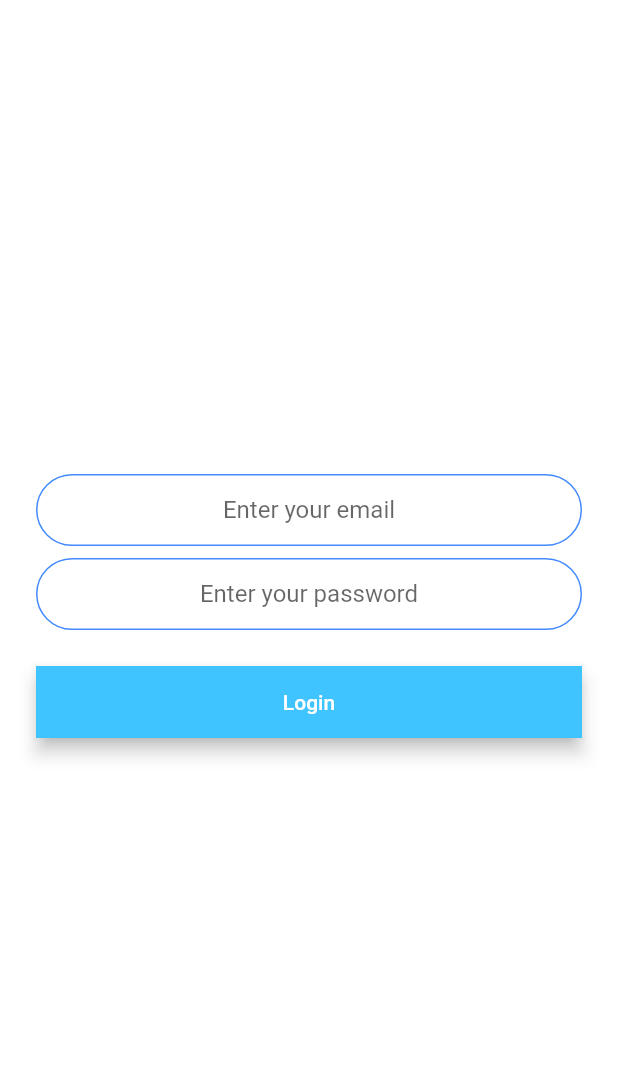
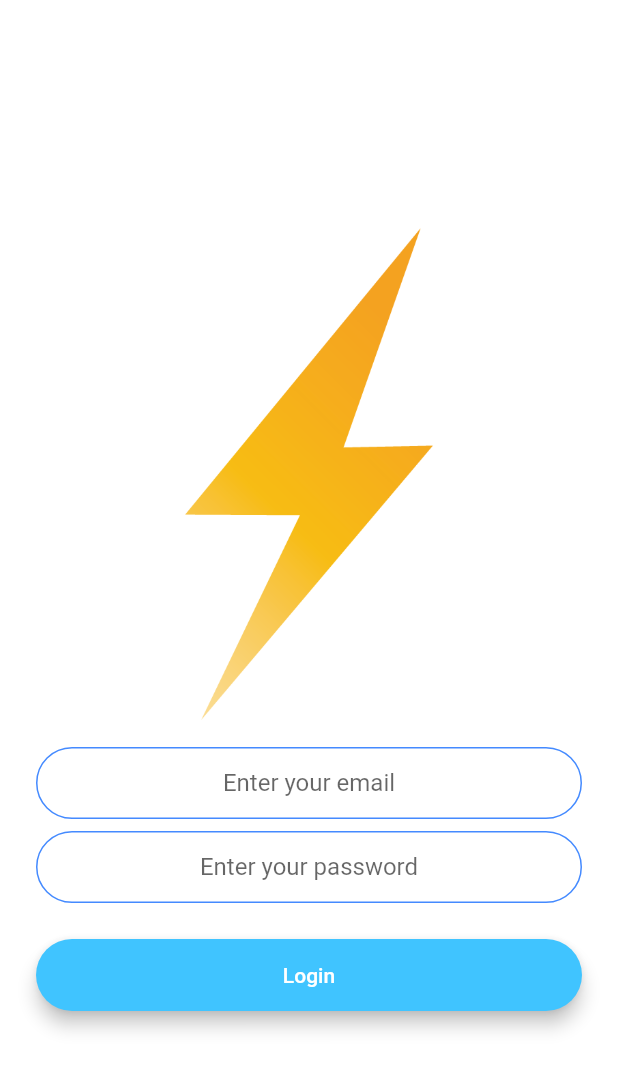
Before and after one commit to buraksaler/ChatApp, a Flutter app: the screen it shows after launch, after a tap on "Login", on a phone screen of 412 x 824 dp. Shown: the top 1070 px of the screen. Run offline on Flutter 3.47's test engine with Material 2 defaults, Android fonts, the phone set to English and light mode, and no system bars.

Commit message:
add logo to screens

```diff
--- a/lib/components/rounded_button.dart
+++ b/lib/components/rounded_button.dart
@@ -12,6 +12,7 @@ class RoundedButton extends StatelessWidget {
     return Padding(
       padding: EdgeInsets.symmetric(vertical: 16.0),
       child: Material(
+        borderRadius: BorderRadius.circular(32.0),
         elevation: 5.0,
         color: color,
         child: MaterialButton(
--- a/lib/screens/login_screen.dart
+++ b/lib/screens/login_screen.dart
@@ -22,8 +22,11 @@ class _LoginScreenState extends State<LoginScreen> {
           mainAxisAlignment: MainAxisAlignment.center,
           crossAxisAlignment: CrossAxisAlignment.stretch,
           children: <Widget>[
+            Image.asset(
+            'images/logo.png',
+              scale: 2,
+            ),
             TextField(
-
               keyboardType: TextInputType.emailAddress,
               textAlign: TextAlign.center,
               onChanged: (value) {
--- a/lib/screens/registration_screen.dart
+++ b/lib/screens/registration_screen.dart
@@ -22,6 +22,10 @@ class _RegistrationScreenState extends State<RegistrationScreen> {
           mainAxisAlignment: MainAxisAlignment.center,
           crossAxisAlignment: CrossAxisAlignment.stretch,
           children: <Widget>[
+            Image.asset(
+              'images/logo.png',
+              scale: 1.5,
+            ),
             TextField(
               keyboardType: TextInputType.emailAddress,
               textAlign: TextAlign.center,
--- a/lib/screens/welcome_screen.dart
+++ b/lib/screens/welcome_screen.dart
@@ -21,6 +21,10 @@ class _WelcomeScreenState extends State<WelcomeScreen> {
           mainAxisAlignment: MainAxisAlignment.center,
           crossAxisAlignment: CrossAxisAlignment.stretch,
           children: <Widget>[
+            Image.asset(
+              'images/logo.png',
+              scale: 1.5,
+            ),
             RoundedButton(
               onPressed: () {
                 Navigator.pushNamed(context, LoginScreen.id);
--- a/pubspec.yaml
+++ b/pubspec.yaml
@@ -38,6 +38,8 @@ dev_dependencies:
 
 # The following section is specific to Flutter.
 flutter:
+  assets:
+    - images/
 
   # The following line ensures that the Material Icons font is
   # included with your application, so that you can use the icons in
```
